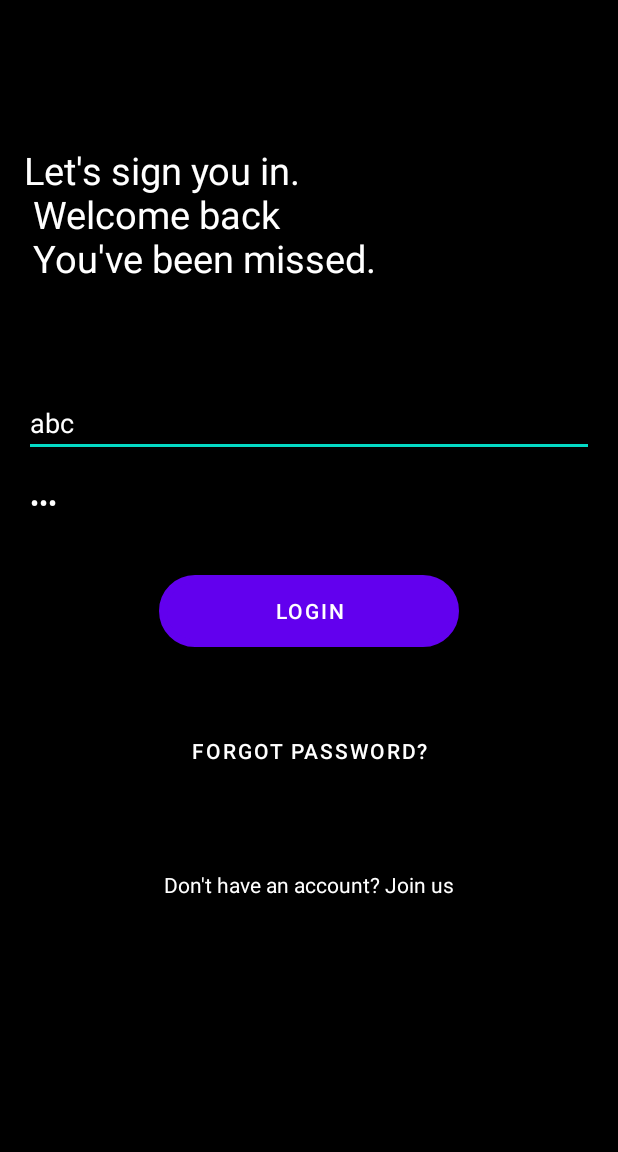
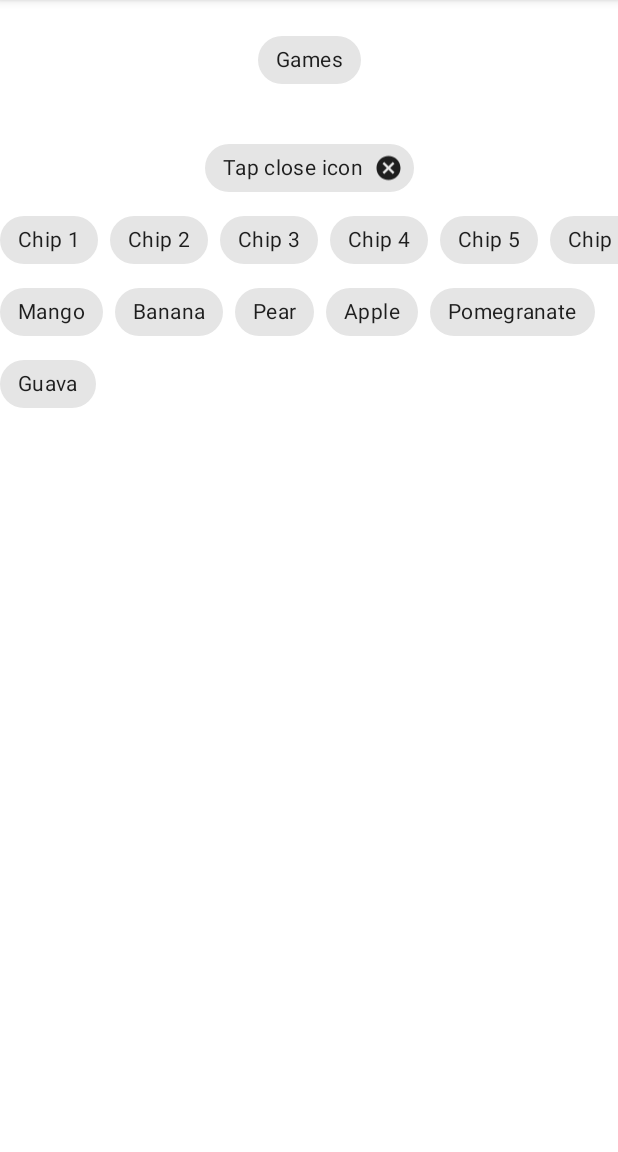
Before and after one commit to sanamdongol/ncit_2021, an Android app: the screen it shows after launch (MainActivity before the commit, MyChipsActivity after it), on a phone screen of 412 x 824 dp, the part 84-1236 px from its top. Run offline under Robolectric (Android 15) with nearby library versions, the phone set to English and light mode, and no system bars.

Commit message:
1. Chips 2.SharedPreferences 3.Fonts

```diff
--- /dev/null
+++ b/app/src/main/java/com/ncit/projectb/MyChipsActivity.java
@@ -0,0 +1,60 @@
+package com.ncit.projectb;
+
+import android.os.Bundle;
+import android.view.View;
+import android.widget.Toast;
+
+import androidx.appcompat.app.AppCompatActivity;
+
+import com.google.android.material.chip.Chip;
+import com.google.android.material.chip.ChipGroup;
+
+public class MyChipsActivity extends AppCompatActivity {
+    String[] fruits = {"Mango", "Banana", "Pear", "Apple", "Pomegranate", "Guava"};
+
+    @Override
+    protected void onCreate(Bundle savedInstanceState) {
+        super.onCreate(savedInstanceState);
+        setContentView(R.layout.activity_my_chips);
+        Chip chipNormal = findViewById(R.id.chip_normal);
+        Chip chipWithClose = findViewById(R.id.chip_with_close);
+
+        ChipGroup chipGroup = findViewById(R.id.chips_group);
+
+
+        for (int i = 0; i < fruits.length; i++) {
+            Chip chip = new Chip(this);
+            chip.setText(fruits[i]);
+            chip.setTag(fruits[i]);
+            chipGroup.addView(chip);
+
+            chip.setOnClickListener(new View.OnClickListener() {
+                @Override
+                public void onClick(View view) {
+                    String chipTag = view.getTag().toString();
+                    Toast.makeText(MyChipsActivity.this,
+                            chipTag, Toast.LENGTH_SHORT).show();
+                }
+            });
+        }
+
+        chipNormal.setOnClickListener(new View.OnClickListener() {
+            @Override
+            public void onClick(View view) {
+                Toast.makeText(MyChipsActivity.this,
+                        "Normal Chip Clicked",
+                        Toast.LENGTH_SHORT).show();
+            }
+        });
+
+        chipWithClose.setOnCloseIconClickListener(new View.OnClickListener() {
+            @Override
+            public void onClick(View view) {
+                Toast.makeText(MyChipsActivity.this,
+                        "Close icon Chip Clicked",
+                        Toast.LENGTH_SHORT).show();
+            }
+        });
+
+    }
+}
--- /dev/null
+++ b/app/src/main/res/layout/activity_my_chips.xml
@@ -0,0 +1,130 @@
+<?xml version="1.0" encoding="utf-8"?>
+<androidx.constraintlayout.widget.ConstraintLayout xmlns:android="http://schemas.android.com/apk/res/android"
+    xmlns:app="http://schemas.android.com/apk/res-auto"
+    xmlns:tools="http://schemas.android.com/tools"
+    android:layout_width="match_parent"
+    android:layout_height="match_parent"
+    tools:context=".MyChipsActivity">
+
+    <com.google.android.material.chip.Chip
+        android:id="@+id/chip_normal"
+        style="@style/Widget.MaterialComponents.Chip.Choice"
+        android:layout_width="wrap_content"
+        android:layout_height="wrap_content"
+        android:layout_marginTop="16dp"
+        android:text="Games"
+        app:layout_constraintEnd_toEndOf="parent"
+        app:layout_constraintStart_toStartOf="parent"
+        app:layout_constraintTop_toTopOf="parent" />
+
+    <com.google.android.material.chip.Chip
+        android:id="@+id/chip_with_close"
+
+        android:layout_width="wrap_content"
+        android:layout_height="wrap_content"
+        android:layout_marginTop="24dp"
+        android:text="Tap close icon"
+        app:closeIconEnabled="true"
+        app:layout_constraintEnd_toEndOf="@+id/chip_normal"
+        app:layout_constraintStart_toStartOf="@+id/chip_normal"
+        app:layout_constraintTop_toBottomOf="@+id/chip_normal" />
+
+    <HorizontalScrollView
+        android:id="@+id/hscroll"
+        android:layout_width="match_parent"
+        android:layout_height="wrap_content"
+        app:layout_constraintEnd_toEndOf="parent"
+        app:layout_constraintStart_toStartOf="parent"
+        app:layout_constraintTop_toBottomOf="@+id/chip_with_close">
+
+        <com.google.android.material.chip.ChipGroup
+            android:layout_width="match_parent"
+            android:layout_height="wrap_content"
+            app:singleLine="false">
+
+
+            <com.google.android.material.chip.Chip
+                style="@style/Widget.MaterialComponents.Chip.Filter"
+                android:layout_width="wrap_content"
+                android:layout_height="wrap_content"
+                android:layout_marginTop="16dp"
+                android:text="Chip 1"
+                app:layout_constraintEnd_toEndOf="parent"
+                app:layout_constraintStart_toStartOf="parent"
+                app:layout_constraintTop_toTopOf="parent" />
+
+            <com.google.android.material.chip.Chip
+                style="@style/Widget.MaterialComponents.Chip.Filter"
+                android:layout_width="wrap_content"
+                android:layout_height="wrap_content"
+                android:layout_marginTop="24dp"
+                android:text="Chip 2"
+
+                app:layout_constraintEnd_toEndOf="@+id/chip_normal"
+                app:layout_constraintStart_toStartOf="@+id/chip_normal"
+                app:layout_constraintTop_toBottomOf="@+id/chip_normal" />
+
+            <com.google.android.material.chip.Chip
+                style="@style/Widget.MaterialComponents.Chip.Filter"
+                android:layout_width="wrap_content"
+                android:layout_height="wrap_content"
+                android:layout_marginTop="24dp"
+                android:text="Chip 3"
+
+                app:layout_constraintEnd_toEndOf="@+id/chip_normal"
+                app:layout_constraintStart_toStartOf="@+id/chip_normal"
+                app:layout_constraintTop_toBottomOf="@+id/chip_normal" />
+
+            <com.google.android.material.chip.Chip
+                style="@style/Widget.MaterialComponents.Chip.Filter"
+                android:layout_width="wrap_content"
+                android:layout_height="wrap_content"
+                android:layout_marginTop="16dp"
+                android:text="Chip 4"
+                app:layout_constraintEnd_toEndOf="parent"
+                app:layout_constraintStart_toStartOf="parent"
+                app:layout_constraintTop_toTopOf="parent" />
+
+            <com.google.android.material.chip.Chip
+                style="@style/Widget.MaterialComponents.Chip.Filter"
+                android:layout_width="wrap_content"
+                android:layout_height="wrap_content"
+                android:layout_marginTop="16dp"
+                android:text="Chip 5"
+                app:layout_constraintEnd_toEndOf="parent"
+                app:layout_constraintStart_toStartOf="parent"
+                app:layout_constraintTop_toTopOf="parent" />
+
+
+            <com.google.android.material.chip.Chip
+                style="@style/Widget.MaterialComponents.Chip.Filter"
+                android:layout_width="wrap_content"
+                android:layout_height="wrap_content"
+                android:layout_marginTop="16dp"
+                android:text="Chip 6"
+                app:layout_constraintEnd_toEndOf="parent"
+                app:layout_constraintStart_toStartOf="parent"
+                app:layout_constraintTop_toTopOf="parent" />
+
+            <com.google.android.material.chip.Chip
+                style="@style/Widget.MaterialComponents.Chip.Filter"
+                android:layout_width="wrap_content"
+                android:layout_height="wrap_content"
+                android:layout_marginTop="16dp"
+                android:text="Chip 7"
+                app:layout_constraintEnd_toEndOf="parent"
+                app:layout_constraintStart_toStartOf="parent"
+                app:layout_constraintTop_toTopOf="parent" />
+
+        </com.google.android.material.chip.ChipGroup>
+    </HorizontalScrollView>
+
+
+    <com.google.android.material.chip.ChipGroup
+        android:id="@+id/chips_group"
+        android:layout_width="match_parent"
+        android:layout_height="wrap_content"
+        app:layout_constraintEnd_toEndOf="parent"
+        app:layout_constraintStart_toStartOf="parent"
+        app:layout_constraintTop_toBottomOf="@+id/hscroll" />
+</androidx.constraintlayout.widget.ConstraintLayout>
```
Also changed, not shown: app/src/main/AndroidManifest.xml (+17 -7 lines), app/src/main/java/com/ncit/projectb/Constants.java (added, +8 -0 lines), app/src/main/java/com/ncit/projectb/DashBoardActivity.java (+9 -2 lines), app/src/main/java/com/ncit/projectb/MainActivity.java (+20 -5 lines), app/src/main/java/com/ncit/projectb/MyStylesActivity.java (added, +31 -0 lines), app/src/main/res/layout/activity_my_styles.xml (added, +57 -0 lines), app/src/main/assets/fonts/cormorant_unicase_bold.ttf (added), app/src/main/res/font/light.ttf (added), app/src/main/res/font/ranchers.ttf (added).
